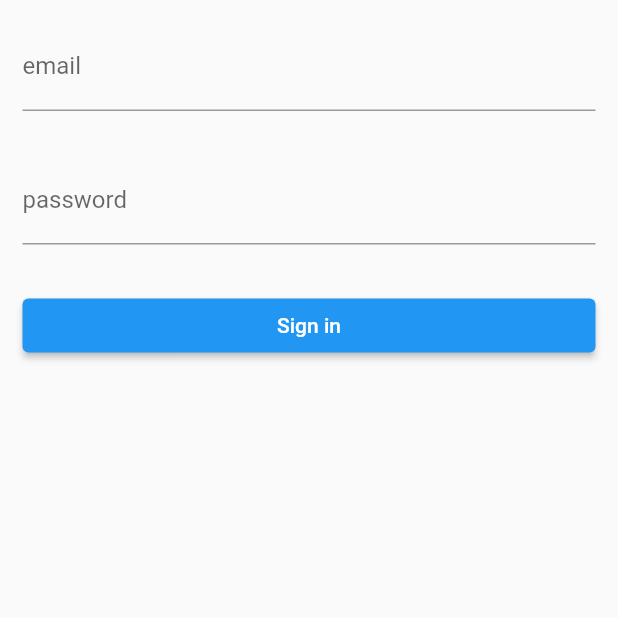
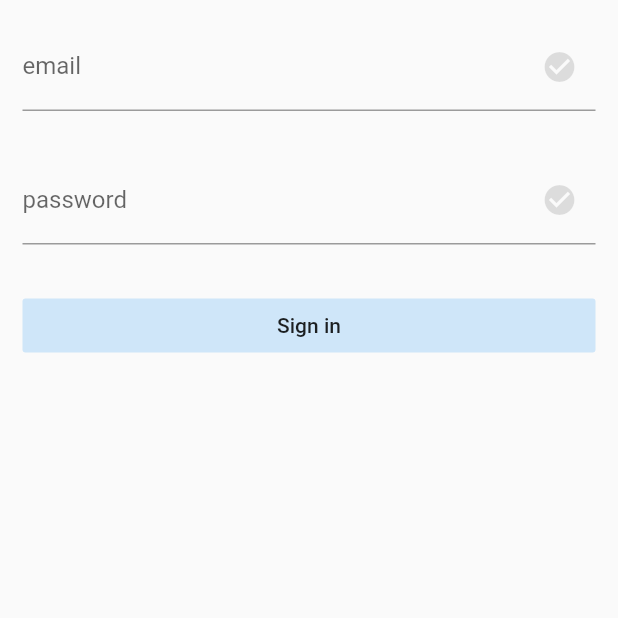
Before and after one commit to TITANRAH/flutter_forms, a Flutter app: the screen it shows after launch, after a tap on "Sign in", on a phone screen of 412 x 824 dp, the top half of it. Run offline on Flutter 3.47's test engine with Material 2 defaults, Android fonts, the phone set to English and light mode, and no system bars.

Commit message:
ahropa si

```diff
--- /dev/null
+++ b/lib/pages/login/login_mixin.dart
@@ -0,0 +1,35 @@
+import 'package:flutter/cupertino.dart';
+import 'package:forms/pages/login/login_page.dart';
+
+mixin LoginMixin on State<LoginPage> {
+  String? emailValidator(String? text) {
+    text ??= ''; //es lo mismo que text = text ?? '';
+    final isValid = RegExp(
+      r"[a-z0-9!#$%&'*+/=?^_`{|}~-]+(?:\.[a-z0-9!#$%&'*+/=?^_`{|}~-]+)*@(?:[a-z0-9](?:[a-z0-9-]*[a-z0-9])?\.)+[a-z0-9](?:[a-z0-9-]*[a-z0-9])?",
+    ).hasMatch(text);
+
+    if (isValid) {
+      return null;
+    }
+
+    return 'Invalid email address';
+  }
+
+  String? passwordValidator(String? text) {
+    text ??= '';
+    text = text.replaceAll(' ', '');
+    if (text.length >= 8) {
+      return null;
+    }
+
+    return 'Invalid password';
+  }
+
+  // String? checkboxValidator(bool? value) {
+  //   if (value == true) {
+  //     return null;
+  //   }
+
+  //   return 'Chekbox required';
+  // }
+}
--- a/lib/pages/login/login_page.dart
+++ b/lib/pages/login/login_page.dart
@@ -1,4 +1,8 @@
 import 'package:flutter/material.dart';
+import 'package:flutter/services.dart';
+import 'package:forms/pages/login/login_mixin.dart';
+import 'package:forms/pages/login/widgets/login_checkbox.dart';
+import 'package:forms/pages/login/widgets/login_text_field.dart';
 
 class LoginPage extends StatefulWidget {
   const LoginPage({super.key});
@@ -7,77 +11,82 @@ class LoginPage extends StatefulWidget {
   State<LoginPage> createState() => _LoginPageState();
 }
 
-class _LoginPageState extends State<LoginPage> {
+class _LoginPageState extends State<LoginPage> with LoginMixin {
   String _email = '', _password = '';
   // final _formKey = GlobalKey<FormState>();
 
-  String? _emailValidator(String? text) {
-    text ??= ''; //es lo mismo que text = text ?? '';
-    final isValid = RegExp(
-      r"[a-z0-9!#$%&'*+/=?^_`{|}~-]+(?:\.[a-z0-9!#$%&'*+/=?^_`{|}~-]+)*@(?:[a-z0-9](?:[a-z0-9-]*[a-z0-9])?\.)+[a-z0-9](?:[a-z0-9-]*[a-z0-9])?",
-    ).hasMatch(text);
-
-    if (isValid) {
-      return null;
-    }
-
-    return 'Invalid email address';
-  }
-
-  String? _passwordValidator(String? text) {
-    text ??= '';
-    if (text.length >= 8) {
-      return null;
-    }
-
-    return 'Invalid password';
-  }
+  // bool _checked = false;
 
   @override
   Widget build(BuildContext context) {
+    // si se cumple la validacion retornara nul por lo tanto retornara true
+    bool allowSubmit = emailValidator(_email) == null;
+
+    if (allowSubmit) {
+      // si es nulo paso la validacion
+      allowSubmit = passwordValidator(_password) == null;
+    }
+
+    // if (allowSubmit) {}
+
     return Form(
       // key: _formKey,
       child: Scaffold(
         body: SafeArea(
           child: ListView(
-            padding: EdgeInsets.all(15),
+            padding: const EdgeInsets.all(15),
             children: [
-              TextFormField(
-                autovalidateMode: AutovalidateMode.onUserInteraction,
-                validator: _emailValidator,
+              LoginTextField(
+                label: 'email',
+                textInputAction: TextInputAction.next,
+                validator: emailValidator,
                 onChanged: (text) {
                   setState(() {
                     _email = text.trim();
                   });
                 },
                 keyboardType: TextInputType.emailAddress,
-                decoration: const InputDecoration(
-                  label: Text('email'),
-                ),
               ),
               const SizedBox(
                 height: 30,
               ),
-              TextFormField(
-                autovalidateMode: AutovalidateMode.onUserInteraction,
-                validator: _passwordValidator,
+              Builder(builder: (context) {
+                return LoginTextField(
+                  onSubmitted: (_) => _subimit(context),
+                  label: 'password',
+                  textInputAction: TextInputAction.send,
+                  validator: passwordValidator,
                   onChanged: (text) {
                     setState(() {
                       _password = text.trim();
                     });
                   },
                   obscureText: true,
-                decoration: const InputDecoration(
-                  label: Text('password'),
-                ),
-              ),
-              const SizedBox(
-                height: 30,
-              ),
-              ElevatedButton(
-                onPressed: _subimit,
+                  // keyboardType: TextInputType.visiblePassword,
+                );
+              }),
+              // const SizedBox(
+              //   height: 30,
+              // ),
+              // LoginCheckbox(
+              //   initialValue: _checked,
+              //   validator: checkboxValidator,
+              //   onChanged: (value) {
+              //     setState(() {
+              //       _checked = value;
+              //     });
+              //   },
+              //   autovalidateMode: AutovalidateMode.onUserInteraction,
+              // ),
+              const SizedBox(height: 30),
+              Builder(builder: (context) {
+                return MaterialButton(
+                  elevation: 0,
+                  color: Colors.blue.withOpacity(allowSubmit ? 1 : 0.2),
+                  onPressed: () => _subimit(context),
                   child: const Text('Sign in'),
-              ),
+                );
+              }),
             ],
           ),
         ),
@@ -105,7 +114,12 @@ class _LoginPageState extends State<LoginPage> {
 //   }
 
   // puedo usar el contexto, tuve que encerrar el boton en un builder para utulizarlo
-  void _subimit() {
+  void _subimit(BuildContext context) {
+    final formState = Form.of(context);
+
+    if (formState!.validate() ?? false) {
+      print('funciona la validacioj');
+    }
     // if(_formKey.currentState!.validate()){
 
     //   //SI ES VALIDO REALIZAR FUCNCION DE FORM
--- /dev/null
+++ b/lib/pages/login/widgets/login_checkbox.dart
@@ -0,0 +1,43 @@
+import 'package:flutter/cupertino.dart';
+import 'package:flutter/material.dart';
+
+class LoginCheckbox extends FormField<bool> {
+  LoginCheckbox({
+    Key? key,
+    required void Function(bool value) onChanged,
+    bool? initialValue,
+    AutovalidateMode? autovalidateMode,
+    String? Function(bool?)? validator,
+  }) : super(
+            key: key,
+            autovalidateMode: autovalidateMode,
+            initialValue: initialValue,
+            validator: validator,
+            builder: (state) {
+              return Column(
+                children: [
+                  Column(
+                    crossAxisAlignment: CrossAxisAlignment.start,
+                    children: [
+                      CheckboxListTile(
+                        title: Text('Hello wordld'),
+                        value: state.value ?? false,
+                        controlAffinity: ListTileControlAffinity.leading,
+                        onChanged: (value) {
+                          if (value != null) {
+                            state.didChange(value);
+                            onChanged(value);
+                          }
+                        },
+                      ),
+                      if (state.hasError)
+                        Text(
+                          state.errorText!,
+                          style: const TextStyle(color: Colors.red),
+                        ),
+                    ],
+                  )
+                ],
+              );
+            });
+}
--- /dev/null
+++ b/lib/pages/login/widgets/login_text_field.dart
@@ -0,0 +1,42 @@
+import 'package:flutter/cupertino.dart';
+import 'package:flutter/material.dart';
+
+class LoginTextField extends FormField<String> {
+  LoginTextField(
+      {Key? key,
+      void Function(String)? onChanged,
+      String? Function(String?)? validator,
+      required String label,
+      TextInputType? keyboardType,
+      TextInputAction? textInputAction,
+      void Function(String)? onSubmitted,
+      bool obscureText = false})
+      : super(
+          validator: validator,
+          autovalidateMode: AutovalidateMode.onUserInteraction,
+          key: key,
+          builder: (state) {
+            bool isOk = !state.hasError &&
+                state.value != null &&
+                state.value!.isNotEmpty;
+            return TextField(
+              textInputAction: textInputAction,
+              obscureText: obscureText,
+              keyboardType: keyboardType,
+              onSubmitted: onSubmitted,
+              onChanged: (text) {
+                state.didChange(text);
+                if (onChanged != null) {
+                  onChanged(text);
+                }
+              },
+              decoration: InputDecoration(
+                  label: Text(label),
+                  suffixIcon: Icon(
+                    Icons.check_circle,
+                    color: isOk ? Colors.green : Colors.black12,
+                  )),
+            );
+          },
+        );
+}
```
Lines whose indentation alone changed are shown as unchanged.
